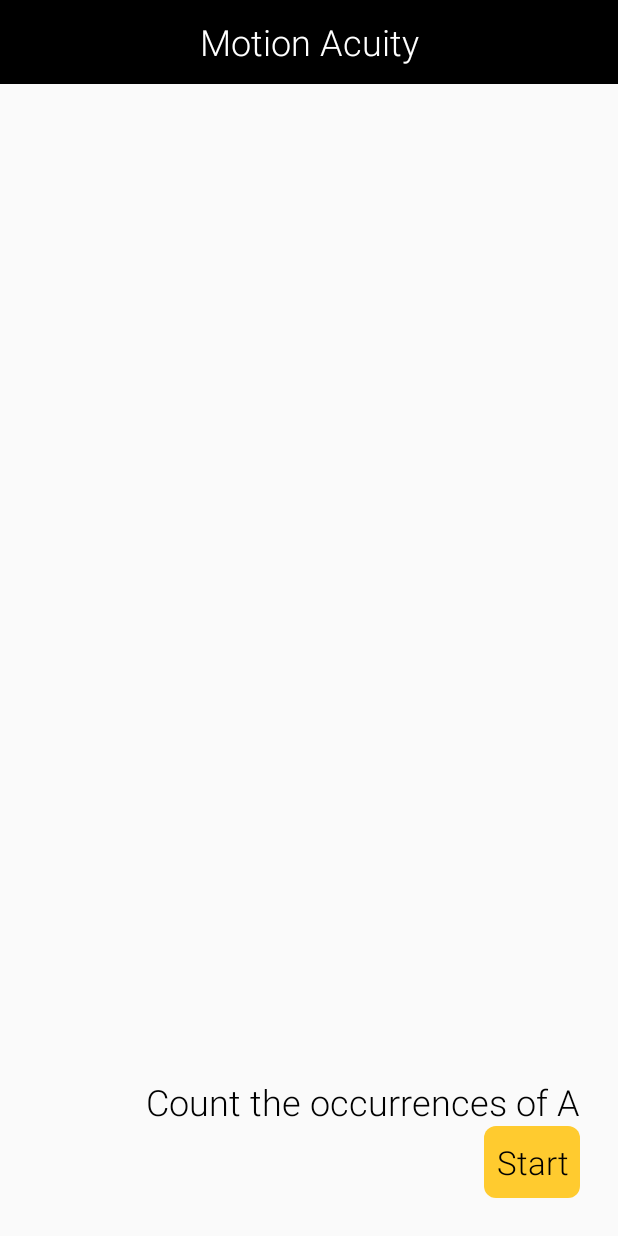
After one commit to MandyChen0114/iSight, an Android app: the layout activity_test_motionacuity.xml on its own in the app's theme, with its tools: preview values and no code run, on a phone screen of 412 x 824 dp. The commit adds this screen. Run offline under Robolectric (Android 15) with nearby library versions, the phone set to English and light mode, and no system bars.

Commit message:
Add motion acuity.

```diff
--- a/iSight/app/src/main/java/edu/cmu/supermandy/isight/ui/Fragment_Test.java
+++ b/iSight/app/src/main/java/edu/cmu/supermandy/isight/ui/Fragment_Test.java
@@ -95,6 +95,9 @@ public class Fragment_Test extends Fragment {
                         intent = new Intent(getActivity(), Activity_Test_AmslerGrid.class);
                         startActivity(intent);
                         break;
+                    case 4:
+                        intent = new Intent(getActivity(), Activity_Test_MotionAcuity.class);
+                        startActivity(intent);
                     case 5:
                         intent = new Intent(getActivity(), Activity_Test_Astigmatism.class);
                         startActivity(intent);
--- /dev/null
+++ b/iSight/app/src/main/res/layout-land/activity_test_motionacuity.xml
@@ -0,0 +1,89 @@
+<?xml version="1.0" encoding="utf-8"?>
+<FrameLayout xmlns:android="http://schemas.android.com/apk/res/android"
+    xmlns:tools="http://schemas.android.com/tools"
+    android:layout_width="match_parent" android:layout_height="match_parent"
+    tools:context=".Activity_Test">
+
+
+    <LinearLayout
+        android:layout_width="match_parent"
+        android:layout_height="match_parent"
+        android:orientation="vertical">
+        <android.support.v7.widget.Toolbar
+            android:id="@+id/toolbar_top"
+            android:layout_width="match_parent"
+            android:layout_height="wrap_content"
+            android:background="@color/colorPrimary"
+            android:minHeight="?attr/actionBarSize">
+
+            <TextView
+                android:id="@+id/toolbar_title"
+                style="@style/ToolBarTextStyle"
+                android:layout_width="wrap_content"
+                android:layout_height="wrap_content"
+                android:layout_gravity="center"
+                android:text="@string/test_motionacuity" />
+        </android.support.v7.widget.Toolbar>
+        <RelativeLayout
+            android:layout_width="match_parent"
+            android:layout_height="match_parent"
+            android:orientation="vertical">
+
+            <TextView
+                android:layout_width="wrap_content"
+                android:layout_height="wrap_content"
+                android:layout_marginTop="10dp"
+                android:text=""
+                android:textSize="128dp"
+                android:id="@+id/flyingWord"
+                android:layout_alignParentTop="true"
+                android:layout_alignParentStart="true" />
+
+            <TextView
+                android:layout_width="wrap_content"
+                android:layout_height="wrap_content"
+                android:text="Count the occurrences of A"
+                android:id="@+id/hintText"
+                android:textSize="24dp"
+                android:layout_above="@+id/startButton"
+                android:layout_alignEnd="@+id/startButton" />
+
+
+            <EditText
+                android:layout_width="wrap_content"
+                android:layout_height="wrap_content"
+                android:id="@+id/questionForm"
+                android:inputType="number"
+                android:hint="Count the occurrence of A"
+                android:visibility="gone"
+                android:layout_above="@+id/submitbtn"
+                android:layout_alignEnd="@+id/submitbtn"
+                android:layout_alignParentStart="true" />
+
+            <Button
+                android:id="@+id/submitbtn"
+                style="@style/longButtonStyle"
+                android:layout_marginLeft="25dp"
+                android:layout_marginRight="25dp"
+                android:layout_marginBottom="25dp"
+                android:text="Submit"
+                android:layout_alignParentBottom="true"
+                android:layout_alignParentEnd="true"
+                android:visibility="gone"/>
+
+            <Button
+                android:layout_width="wrap_content"
+                android:layout_height="wrap_content"
+                style="@style/longButtonStyle"
+                android:layout_marginLeft="25dp"
+                android:layout_marginRight="25dp"
+                android:layout_marginBottom="25dp"
+                android:text="Start"
+                android:id="@+id/startButton"
+                android:layout_alignParentBottom="true"
+                android:layout_alignParentEnd="true" />
+
+
+        </RelativeLayout>
+    </LinearLayout>
+</FrameLayout>
--- /dev/null
+++ b/iSight/app/src/main/res/layout/activity_test_motionacuity.xml
@@ -0,0 +1,89 @@
+<?xml version="1.0" encoding="utf-8"?>
+<FrameLayout xmlns:android="http://schemas.android.com/apk/res/android"
+    xmlns:tools="http://schemas.android.com/tools"
+    android:layout_width="match_parent" android:layout_height="match_parent"
+    tools:context=".Activity_Test">
+
+
+    <LinearLayout
+        android:layout_width="match_parent"
+        android:layout_height="match_parent"
+        android:orientation="vertical">
+        <android.support.v7.widget.Toolbar
+            android:id="@+id/toolbar_top"
+            android:layout_width="match_parent"
+            android:layout_height="wrap_content"
+            android:background="@color/colorPrimary"
+            android:minHeight="?attr/actionBarSize">
+
+            <TextView
+                android:id="@+id/toolbar_title"
+                style="@style/ToolBarTextStyle"
+                android:layout_width="wrap_content"
+                android:layout_height="wrap_content"
+                android:layout_gravity="center"
+                android:text="@string/test_motionacuity" />
+        </android.support.v7.widget.Toolbar>
+        <RelativeLayout
+            android:layout_width="match_parent"
+            android:layout_height="match_parent"
+            android:orientation="vertical">
+
+            <TextView
+                android:layout_width="wrap_content"
+                android:layout_height="wrap_content"
+                android:layout_marginTop="10dp"
+                android:text=""
+                android:textSize="128dp"
+                android:id="@+id/flyingWord"
+                android:layout_alignParentTop="true"
+                android:layout_alignParentStart="true" />
+
+            <TextView
+                android:layout_width="wrap_content"
+                android:layout_height="wrap_content"
+                android:text="Count the occurrences of A"
+                android:id="@+id/hintText"
+                android:textSize="24dp"
+                android:layout_above="@+id/startButton"
+                android:layout_alignEnd="@+id/startButton" />
+
+
+            <EditText
+                android:layout_width="wrap_content"
+                android:layout_height="wrap_content"
+                android:id="@+id/questionForm"
+                android:inputType="number"
+                android:hint="Count the occurrence of A"
+                android:visibility="gone"
+                android:layout_above="@+id/submitbtn"
+                android:layout_alignEnd="@+id/submitbtn"
+                android:layout_alignParentStart="true" />
+
+            <Button
+                android:id="@+id/submitbtn"
+                style="@style/longButtonStyle"
+                android:layout_marginLeft="25dp"
+                android:layout_marginRight="25dp"
+                android:layout_marginBottom="25dp"
+                android:text="Submit"
+                android:layout_alignParentBottom="true"
+                android:layout_alignParentEnd="true"
+                android:visibility="gone"/>
+
+            <Button
+                android:layout_width="wrap_content"
+                android:layout_height="wrap_content"
+                style="@style/longButtonStyle"
+                android:layout_marginLeft="25dp"
+                android:layout_marginRight="25dp"
+                android:layout_marginBottom="25dp"
+                android:text="Start"
+                android:id="@+id/startButton"
+                android:layout_alignParentBottom="true"
+                android:layout_alignParentEnd="true" />
+
+
+        </RelativeLayout>
+    </LinearLayout>
+</FrameLayout>
--- a/iSight/app/src/main/res/values/strings.xml
+++ b/iSight/app/src/main/res/values/strings.xml
@@ -69,4 +69,5 @@
     <string name="test_result_pd2">43</string>
     <string name="test_result_pd3">%.</string>
     <string name="test_result_pd4"></string>
+    <string name="test_motionacuity">Motion Acuity</string>
 </resources>
```
Also changed, not shown: iSight/app/src/main/java/edu/cmu/supermandy/isight/ui/Activity_Test_MotionAcuity.java (added, +154 -0 lines).
